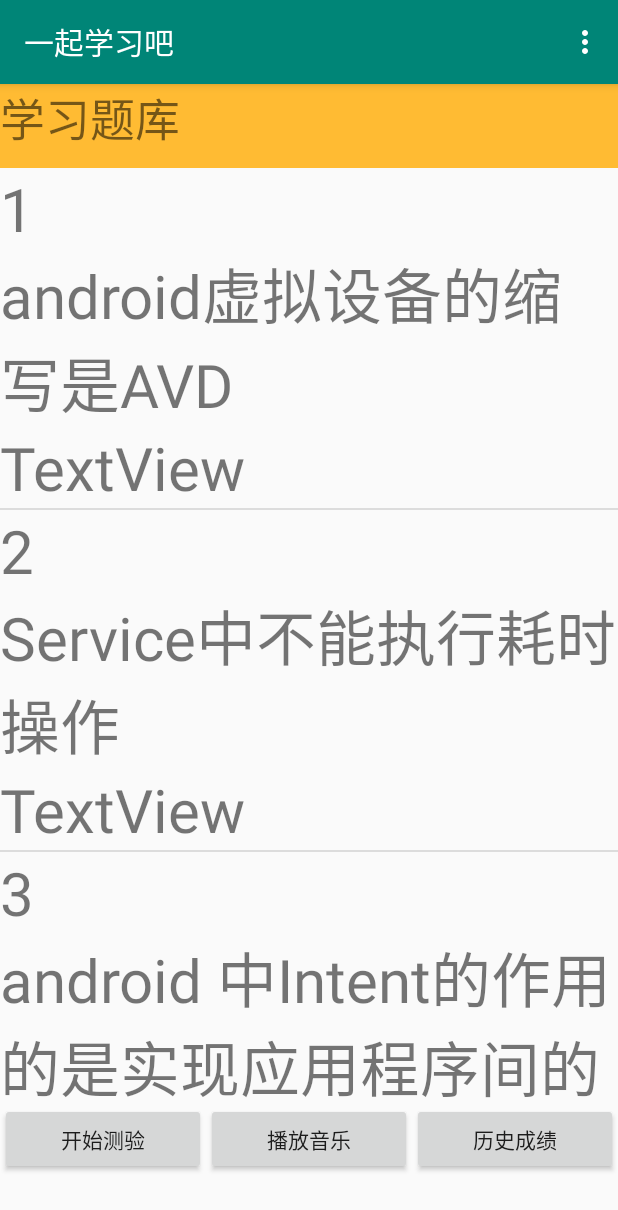
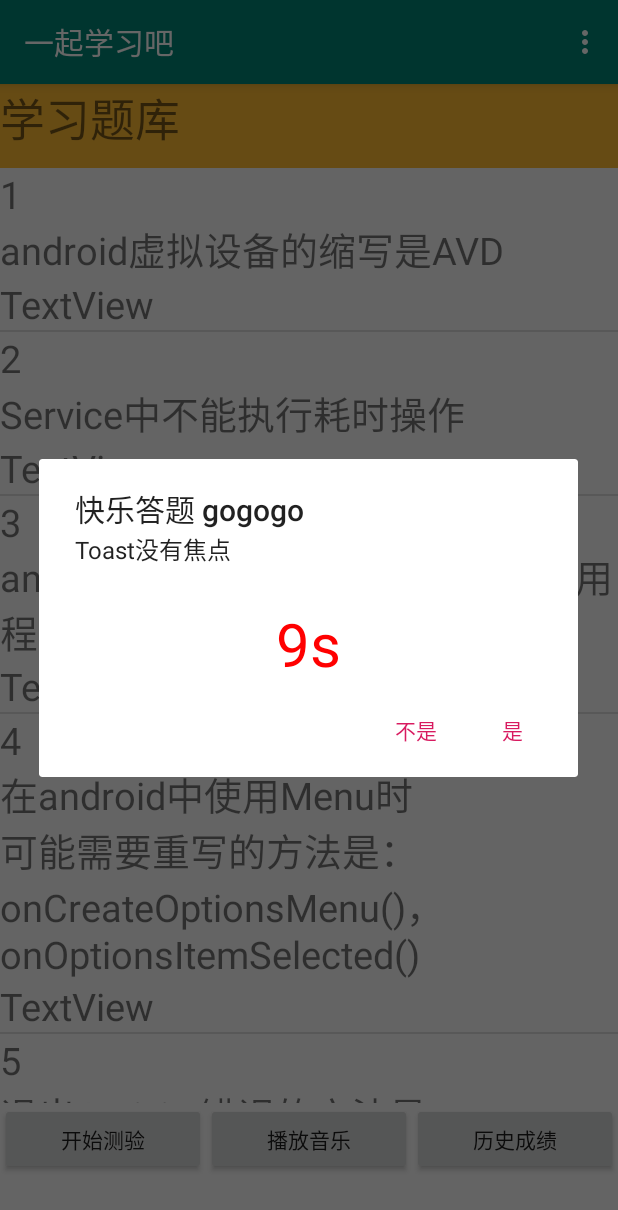
Before and after one commit to 1264116203/AndroidTextDemo, an Android app: the screen it shows after launch (MainActivity), after a tap on "开始测验", on a phone screen of 412 x 824 dp. Shown: the top 1210 px of the screen. Run offline under Robolectric (Android 15) with nearby library versions, the phone set to English and light mode, and no system bars.

Commit message:
分支 第3次更新 各功能基本完善

```diff
--- a/app/src/main/java/com/example/androidtextdemo/Dialogshowclass.java
+++ b/app/src/main/java/com/example/androidtextdemo/Dialogshowclass.java
@@ -20,23 +20,24 @@
  */
 
 public class Dialogshowclass {
-    int counter;
+//    int counter ;
     int which = 0;
     int score;
     //设置需要测试的题目适数量
-    int counter_num=5;
+    int counter_num ;
     //初始化倒计时控件
     TextView txv = null;
-    int resultcode = 0;
+    int resultcode;
     String[] ques_array;
     int[] result_array;
     //随机数组
-    static int[] random_ques_array;
+    static int[] random_ques_array = new int[20];
     private static Random ran;
     private AlertDialog firstDialog;
 
     //随机数集合
-    private static Set<Integer> randomset = new LinkedHashSet();;
+    private static Set<Integer> randomset = new LinkedHashSet();
+    ;
     //用户是否选择了
     boolean isSelected;
     Context context;
@@ -44,96 +45,123 @@
     private CountDownTimer mTimer;
     private CountDownTimer myCountDownTimer;
 
-    public Dialogshowclass(Context context, String[] ques_array, int[] result_array) {
+    public Dialogshowclass(Context context, String[] ques_array, int[] result_array,int counter_num) {
 
-
+        this.counter_num=counter_num;
         this.result_array = result_array;
         this.ques_array = ques_array;
         this.context = context;
         quesDB = new DBHelper(context);
-
+        Random_Num(counter_num, ques_array.length);
 
 
 
     }
 
-    private void Dialogshow(int which) {
-        if (counter<counter_num+1) {
-            if (counter!=0&&which==result_array[random_ques_array[counter-1]]) {
-                score+=20;}
-            AlertDialog.Builder builder=new AlertDialog.Builder(context);
-            TextView   txv=new TextView(context);
+    public void Dialogshow(int which,int counter) {
+        System.out.println("which=" + which);
+        System.out.println("counter=" + counter);
+        //System.out.println("result_array[random_ques_array[counter-1]]=" + result_array[random_ques_array[counter - 1]]);
+        if (counter < counter_num + 1) {
+            if (counter != 0 && which == result_array[random_ques_array[counter - 1]]) {
+                score += (100/counter_num);
+            }
+            AlertDialog.Builder builder = new AlertDialog.Builder(context);
+            TextView txv = new TextView(context);
             txv.setGravity(Gravity.CENTER);
             txv.setTextSize(40);
             builder.setTitle("快乐答题 gogogo");
-            if (counter==counter_num) //判断是否达到最大题目数
+            if (counter == counter_num) //判断是否达到最大题目数
             {
                 Calendar calendar = Calendar.getInstance();
                 int year = calendar.get(Calendar.YEAR);
                 //获得系统时间
-                int month = calendar.get(Calendar.MONTH)+1;
+                int month = calendar.get(Calendar.MONTH) + 1;
                 //日
                 int day = calendar.get(Calendar.DAY_OF_MONTH);
                 //小时
                 int hour = calendar.get(Calendar.HOUR_OF_DAY);
                 //分钟
                 int minute = calendar.get(Calendar.MINUTE);
-                String string=year+"年"+month+"月"+day+"日 "+hour+":"+minute;
-                builder.setMessage("你的得分为："+score+"分");
-                ContentValues contentValues=new ContentValues();
+                String string = year + "年" + month + "月" + day + "日 " + hour + ":" + minute;
+                builder.setMessage("你的得分为：" + score + "分");
+                ContentValues contentValues = new ContentValues();
                 contentValues.put("Score", score);
                 contentValues.put("Date", string);
                 quesDB.insert(contentValues, "Score_tab");
                 //保存得分到Score_tab
-            }else{// 未达到最大题目数 继续下一题
-                builder.setMessage(ques_array[random_ques_array[counter]]);}
+            } else {// 未达到最大题目数 继续下一题
+                builder.setMessage(ques_array[random_ques_array[counter]]);
+            }
             builder.setView(txv);
-            if (counter<counter_num) {
-                builder.setPositiveButton("是", (DialogInterface.OnClickListener) context);
-                builder.setNegativeButton("不是", (DialogInterface.OnClickListener) context);}
-            isSelected=false;
-            firstDialog=builder.create();
+            if (counter < counter_num) {
+                builder.setPositiveButton("是", new DialogInterface.OnClickListener() {
+                    @Override
+                    public void onClick(DialogInterface dialog, int which) {
+                        resultcode = which;
+                        isSelected = true;
+                    }
+                });
+                builder.setNegativeButton("不是", new DialogInterface.OnClickListener() {
+                    @Override
+                    public void onClick(DialogInterface dialog, int which) {
+                        resultcode = which;
+                        isSelected = true;
+                    }
+                });
+            }
+            isSelected = false;
+            firstDialog = builder.create();
             firstDialog.show();
             counter++;
             countdown(txv, firstDialog);
+            final int finalCounter = counter;
             firstDialog.setOnDismissListener(new DialogInterface.OnDismissListener() {
                 @Override
                 public void onDismiss(DialogInterface dialog) {
                     firstDialog = null;
-                    if (myCountDownTimer!=null) {
+                    if (myCountDownTimer != null) {
                         // 停止countDownTimer
                         myCountDownTimer.cancel();
-                        myCountDownTimer=null;}
-                    if (isSelected==true) {
-                        Dialogshow(resultcode);//计算得分进入下一个问题展示页面
-                        isSelected=false;
-                    }else {
-                        Dialogshow(0);
+                        myCountDownTimer = null;
+                    }
+                    if (isSelected == true) {
+                        Dialogshow(resultcode, finalCounter);//计算得分进入下一个问题展示页面
+                        isSelected = false;
+                    } else {
+                        Dialogshow(0, finalCounter);
                     }
                 }
             });
         }
     }
 
-
+    //    @Override
+    //    public void onClick(DialogInterface dialog, int which) {
+    //        resultcode=which;
+    //        isSelected=true;
+    //    }
 
     /**
      * 倒计时显示
      */
-    public void countdown (TextView txv, AlertDialog Dialog){
-        final TextView txv_count=txv;
+    public void countdown(TextView txv, AlertDialog Dialog) {
+        final TextView txv_count = txv;
         txv_count.setTextColor(Color.rgb(255, 00, 00));
-        final AlertDialog myDialog=Dialog;
-        myCountDownTimer=new CountDownTimer(11000,1000) {
+        final AlertDialog myDialog = Dialog;
+        myCountDownTimer = new CountDownTimer(11000, 1000) {
             @Override
-            public void onTick(long millisUntilFinished){
-                txv_count.setText((millisUntilFinished/1000)+"s");
+            public void onTick(long millisUntilFinished) {
+                txv_count.setText((millisUntilFinished / 1000) + "s");
             }
+
             @Override
             public void onFinish() {
-                if (myDialog!=null) {
-                    myDialog.dismiss();}
-            }};
+                if (myDialog != null) {
+                    myDialog.dismiss();
+                }
+            }
+        };
         myCountDownTimer.start();
     }
 
@@ -145,7 +173,7 @@
 
     public static void Random_Num(int num_count, int num_range) {
         ran = new Random();
-        randomset=new LinkedHashSet<>();
+        randomset = new LinkedHashSet<>();
         for (int i = 0; i < num_count; i++) {
             randomset.add(ran.nextInt(num_range));
         }
--- a/app/src/main/java/com/example/androidtextdemo/MainActivity.java
+++ b/app/src/main/java/com/example/androidtextdemo/MainActivity.java
@@ -45,7 +45,7 @@
             "对于一个已经存在的SharedPreferences对象setting,想向其中存入一个字符串\"person\",setting应该先调用edit()",
     };
 
-    int witch = -1;
+    int count = 0;
     //准备答案数组
     int[] result_array = {-1, -2, -2, -1, -2, -1, -1, -1, -2, -1};
     //题目数量
@@ -57,11 +57,6 @@
     int Flag_isplaying;
     TextView play;
     Dialogshowclass mDialogshowclass;
-
-
-
-
-
 
 
     @Override
@@ -87,13 +82,14 @@
         //使用SimpleAdapter填充ListView
         SimpleAdapter simpleAdapter = new SimpleAdapter(MainActivity.this, lists, R.layout.mainlist_item, from, to);
         mListView.setAdapter(simpleAdapter);
-         mDialogshowclass = new Dialogshowclass(this,ques_array,result_array);
+        mDialogshowclass = new Dialogshowclass(this, ques_array, result_array,2);
 
     }
 
     public void start(View view) {
 
-        mDialogshowclass.Dialogshow(-1);
+        mDialogshowclass.Dialogshow(1, count);
+        count = 0;
     }
 
     public void score(View view) {
@@ -145,5 +141,4 @@
     }
 
 
-
 }
--- a/app/src/main/res/layout/historylist_item.xml
+++ b/app/src/main/res/layout/historylist_item.xml
@@ -16,7 +16,7 @@
             android:layout_width="wrap_content"
             android:layout_height="wrap_content"
             android:layout_weight="1"
-
+            android:textSize="25dp"
             android:text="TextView" />
 
 
@@ -26,6 +26,8 @@
             android:layout_width="wrap_content"
             android:layout_height="wrap_content"
             android:layout_weight="1"
+            android:textSize="25dp"
+
             android:text="TextView" />
 
         <TextView
@@ -33,6 +35,8 @@
             android:layout_width="wrap_content"
             android:layout_height="wrap_content"
             android:layout_weight="1"
+            android:textSize="25dp"
+
             android:text="TextView" />
     </LinearLayout>
 
--- a/app/src/main/res/layout/mainlist_item.xml
+++ b/app/src/main/res/layout/mainlist_item.xml
@@ -12,20 +12,20 @@
             android:id="@+id/item_num"
             android:layout_width="match_parent"
             android:layout_height="wrap_content"
-            android:textSize="40dp"
+            android:textSize="25dp"
             android:text="TextView" />
 
         <TextView
             android:id="@+id/item_text"
             android:layout_width="match_parent"
             android:layout_height="wrap_content"
-            android:textSize="40dp"
+            android:textSize="25dp"
             android:text="TextView" />
         <TextView
             android:id="@+id/item_answer"
             android:layout_width="match_parent"
             android:layout_height="wrap_content"
-            android:textSize="40dp"
+            android:textSize="25dp"
             android:text="TextView" />
     </LinearLayout>
 </android.support.constraint.ConstraintLayout>
```
